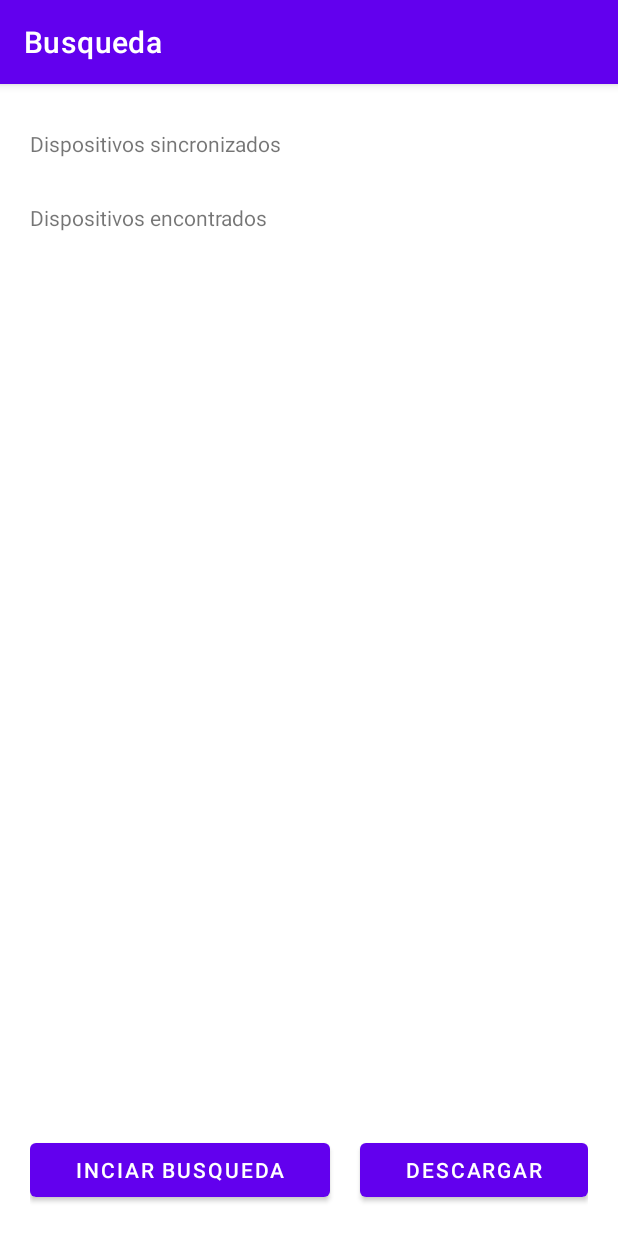
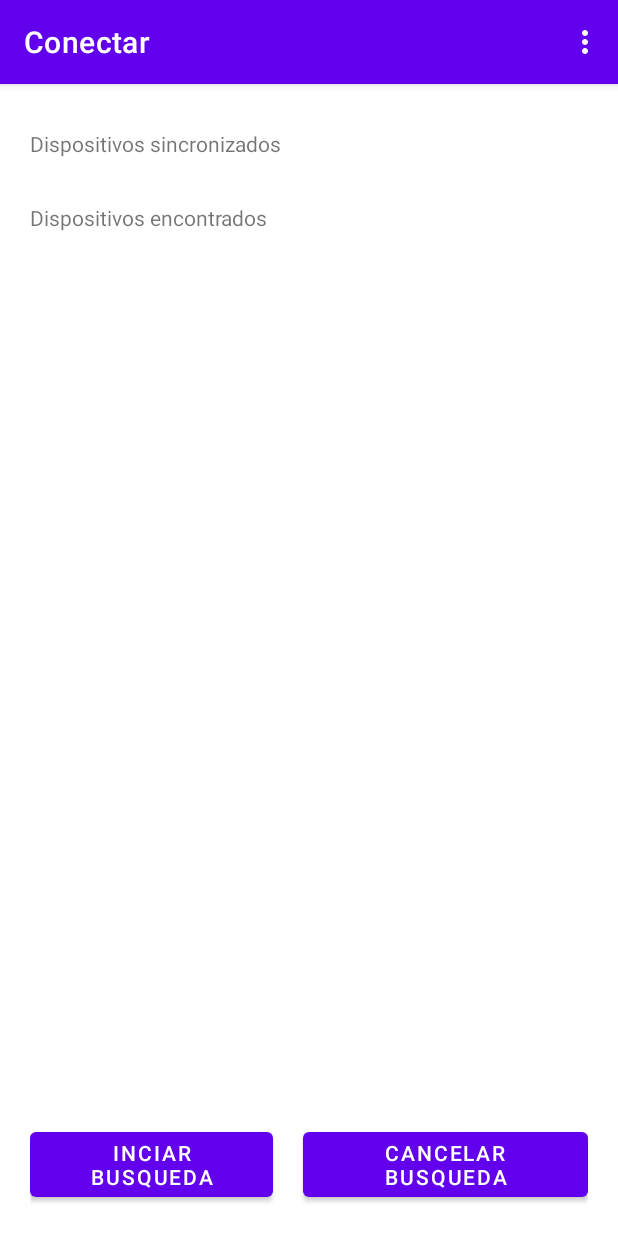
Before and after one commit to AlejandraCastillo/MedidorBluetooth, an Android app: the screen it shows after launch (MainActivity), on a phone screen of 412 x 824 dp. Run offline under Robolectric (Android 15) with nearby library versions, the phone set to English and light mode, and no system bars.

Commit message:
Pagina de descargas creada

```diff
--- a/app/src/main/AndroidManifest.xml
+++ b/app/src/main/AndroidManifest.xml
@@ -14,8 +14,10 @@
         android:roundIcon="@mipmap/ic_launcher_round"
         android:supportsRtl="true"
         android:theme="@style/Theme.JavaBlue">
-        <activity android:name=".MessageReceiver"
-            android:screenOrientation="landscape"/>
+        <activity android:name=".Download"></activity>
+        <activity
+            android:name=".MessageReceiver"
+            android:screenOrientation="landscape" />
         <activity android:name=".NoBluetooth" />
         <activity android:name=".MainActivity">
             <intent-filter>
--- a/app/src/main/java/com/icat/javablue/MainActivity.java
+++ b/app/src/main/java/com/icat/javablue/MainActivity.java
@@ -1,5 +1,6 @@
 package com.icat.javablue;
 
+import androidx.annotation.NonNull;
 import androidx.appcompat.app.AppCompatActivity;
 import androidx.core.app.ActivityCompat;
 import androidx.core.content.ContextCompat;
@@ -11,59 +12,63 @@ import android.content.IntentFilter;
 import android.content.pm.PackageManager;
 import android.os.Bundle;
 import android.util.Log;
+import android.view.Menu;
+import android.view.MenuInflater;
+import android.view.MenuItem;
 import android.view.View;
 import android.widget.ListView;
 
 import com.icat.javablue.buetooth_utils.BluetoothService;
-import com.icat.javablue.database.SQLiteActions;
 
 public class MainActivity extends AppCompatActivity {
+
     // Debugging
     private static final String TAG = "MainActivity";
 
-    //Servicios
+    //Views
+    private ListView lvDiscoveryDevices;
+    private ListView lvPairedDevices;
+
+    //Bluetooth
     private BluetoothService bluetoothService;
 
-    //Constantes
-    private static final int REQUEST_ENABLE_BT = 1, REQUEST_COARSE_LOC = 2;
+    //Request
+    private static final int REQUEST_ENABLE_BT = 1;
+    private static final int REQUEST_COARSE_LOC = 2;
 
-    //Vistas
-    private ListView lvDiscoveryDevices;
 
     @Override
     protected void onCreate(Bundle savedInstanceState) {
         super.onCreate(savedInstanceState);
         setContentView(R.layout.activity_main);
-
-        getSupportActionBar().setTitle("Busqueda");
+        getSupportActionBar().setTitle("Conectar");
 
         //Inicializar las Views
-        ListView lvPairedDevices = findViewById(R.id.lv_pairedDevices);
+        lvPairedDevices = findViewById(R.id.lv_pairedDevices);
         lvDiscoveryDevices = findViewById(R.id.lv_discoveryDevices);
 
-        //El estado del Adaptador
+        //Adaptador de Bluetooth
         bluetoothService = new BluetoothService(this);
-
-        switch (bluetoothService.bluetoothAdapterState()){
-            case 0:
+        switch (bluetoothService.bluetoothAdapterState()) {
+            case BluetoothService.BLUETOOTH_ADAPTER_DONT_EXIST:
                 Intent intent0 = new Intent(this, NoBluetooth.class);
                 startActivity(intent0);
                 break;
-            case 1:
+            case BluetoothService.BLUETOOTH_ADAPTER_IS_DISABLE:
                 Intent intent1 = new Intent(BluetoothAdapter.ACTION_REQUEST_ENABLE);
                 startActivityForResult(intent1, REQUEST_ENABLE_BT);
                 break;
         }
 
         //Obtener otros permisos necesarios
-        if(ContextCompat.checkSelfPermission(this, Manifest.permission.ACCESS_COARSE_LOCATION)
-                != PackageManager.PERMISSION_GRANTED){
+        if (ContextCompat.checkSelfPermission(this, Manifest.permission.ACCESS_COARSE_LOCATION)
+                != PackageManager.PERMISSION_GRANTED) {
             ActivityCompat.requestPermissions(this,
                     new String[]{Manifest.permission.ACCESS_COARSE_LOCATION}, REQUEST_COARSE_LOC);
         }
 
         //Obtener la lista de dispositivos sincronizados
-        if(bluetoothService.getPairedDevices()){
+        if (bluetoothService.getPairedDevices()) {
             lvPairedDevices.setAdapter(bluetoothService.adapterPairedDevices);
         }
 
@@ -83,21 +88,35 @@ public class MainActivity extends AppCompatActivity {
 
     }
 
-    /* Metodo onClick para iniciar la búsqueda de dispositivos
-    *  Este metodo refresca la lista de dispositivos sincronizados
-    *  y actualiza la lista de dispositivos encontrados */
-    public void onClickSearch(View view){
+    @Override
+    public boolean onCreateOptionsMenu(Menu menu) {
+        MenuInflater inflater = getMenuInflater();
+        inflater.inflate(R.menu.menu_descargar, menu);
+        return super.onCreateOptionsMenu(menu);
+    }
+
+    @Override
+    public boolean onOptionsItemSelected(@NonNull MenuItem item) {
+        Intent intent;
+        switch (item.getItemId()) {
+            case R.id.m_descargar:
+                intent = new Intent(this, Download.class);
+                startActivity(intent);
+                return true;
+        }
+        return super.onOptionsItemSelected(item);
+    }
+
+
+    public void onClickSearch(View view) {
         bluetoothService.startDiscovery();
-//        if(bluetoothService.getPairedDevices()){
-//            lvPairedDevices.setAdapter(bluetoothService.adapterPairedDevices);
-//        }
         lvDiscoveryDevices.setAdapter(bluetoothService.adapterDiscoveryDevices);
     }
 
-    /* Metodo onClick para cancelar la búsqueda de dispositivos */
-//    public void onClickCancel(View view){
-//        bluetoothService.cancelDiscovery();
-//    }
+
+    public void onClickCancel(View view) {
+        bluetoothService.cancelDiscovery();
+    }
 
 
     @Override
@@ -113,8 +132,4 @@ public class MainActivity extends AppCompatActivity {
         //Se elimina el resgistro del broadcast al destruir el Activity
         unregisterReceiver(bluetoothService.receiver);
     }
-
-    public void onClickDescaragr(View view) {
-        SQLiteActions actions = new SQLiteActions(this);
-    }
 }
--- a/app/src/main/java/com/icat/javablue/NoBluetooth.java
+++ b/app/src/main/java/com/icat/javablue/NoBluetooth.java
@@ -3,8 +3,12 @@ package com.icat.javablue;
 import androidx.appcompat.app.AppCompatActivity;
 
 import android.os.Bundle;
+import android.util.Log;
 
 public class NoBluetooth extends AppCompatActivity {
+
+    // Debugging
+    private static final String TAG = "NoBluetooth";
 
     @Override
     protected void onCreate(Bundle savedInstanceState) {
--- a/app/src/main/java/com/icat/javablue/buetooth_utils/BluetoothService.java
+++ b/app/src/main/java/com/icat/javablue/buetooth_utils/BluetoothService.java
@@ -30,26 +30,19 @@ public class BluetoothService {
 
     //Parametros
     private Context context;
-
-    /**
-     * ArrayAdapter pata la lista de dispositivos Sincronizados
-     */
     public ArrayAdapter<String> adapterPairedDevices;
-
-    /**
-     * ArrayAdapter para la lista de dispositivos encontrados
-     */
     public ArrayAdapter<String> adapterDiscoveryDevices;
 
     //Constantes para las listas de dispositivos
     public static final int PAIRED_DEVICES = 1;
     public static final int DISCOVERY_DEVICES=2;
 
+    //Estados del adaptador de BT
+    public static final int BLUETOOTH_ADAPTER_DONT_EXIST = 0;
+    public static final int BLUETOOTH_ADAPTER_IS_DISABLE = 1;
+    public static final int BLUETOOTH_ADAPTER_IS_ENABLE=2;
 
-    /**
-     * Constructor de la clase
-     * @param context Es el contexto de la actividad desde la que se le manda a llamar.
-     */
+
     public BluetoothService(Context context){
         adapterPairedDevices = new ArrayAdapter<>(context, android.R.layout.simple_list_item_1);
         adapterDiscoveryDevices = new ArrayAdapter<>(context, android.R.layout.simple_list_item_1);
@@ -57,10 +50,6 @@ public class BluetoothService {
         this.context = context;
     }
 
-    /**
-     * Broadcast para la busqueda de dispositivos
-     * Es necesario registrarlo en el Activity en el que se implemente
-     * */
     public final BroadcastReceiver receiver = new BroadcastReceiver() {
         public void onReceive(Context context, Intent intent) {
             String action = intent.getAction();
@@ -84,48 +73,22 @@ public class BluetoothService {
         }
     };
 
-    /**
-     * Metodo que crea un IntentFilter para registar el broadcast
-     * */
-    public IntentFilter getBroadcastIntent(
-//            boolean ACTION_FOUND,
-//            boolean ACTION_DISCOVERY_STARTED,
-//            boolean ACTION_DISCOVERY_FINISHED
-    ) {
+    public IntentFilter getBroadcastIntent() {
         IntentFilter filter = new IntentFilter();
         filter.addAction(BluetoothDevice.ACTION_FOUND);
         filter.addAction(BluetoothAdapter.ACTION_DISCOVERY_STARTED);
         filter.addAction(BluetoothAdapter.ACTION_DISCOVERY_FINISHED);
-
-//        if (ACTION_FOUND)
-//            filter.addAction(BluetoothDevice.ACTION_FOUND);
-//        if(ACTION_DISCOVERY_STARTED) {
-//            filter.addAction(BluetoothAdapter.ACTION_DISCOVERY_STARTED);
-//        }
-//        if(ACTION_DISCOVERY_FINISHED) {
-//            filter.addAction(BluetoothAdapter.ACTION_DISCOVERY_FINISHED);
-//        }
         return filter;
     }
 
-    /**
-     * Metodo que indica el estado del Adaptador de Bluetooth
-     * @return 0 - El adaptador no existe, 1 - El adaptador no esta habilitado, 2 - El adaptador esta habilitado
-     */
     public int bluetoothAdapterState(){
         if(bluetoothAdapter == null)
-            return 0;
+            return BLUETOOTH_ADAPTER_DONT_EXIST;
         if (!bluetoothAdapter.isEnabled())
-            return 1;
-        return 2;
+            return BLUETOOTH_ADAPTER_IS_DISABLE;
+        return BLUETOOTH_ADAPTER_IS_ENABLE;
     }
 
-    /**
-     * Metodo que obtiene la lista de dispositivos sincronizados
-     * Almacena los dispositivos en pairedDevices y pasa los nombres
-     * de los dispositivos a adapterPairedDevices
-     * @return Retorna true si se encontraron dispositivos sincronizados
-     * */
     public boolean getPairedDevices(){
         Set<BluetoothDevice> sPairedDevices = bluetoothAdapter.getBondedDevices();
         adapterPairedDevices.clear();
@@ -139,10 +102,6 @@ public class BluetoothService {
         return pairedDevices.size() > 0;
     }
 
-    /**
-     * Metodo que inicia la busqueda de dispositivos
-     * Almacena los dispositivos encontrados en discoveryDevices
-     * y pasa los nombres de los dispositivos a adapterDiscoveryDevices */
     public void startDiscovery(){
         bluetoothAdapter.cancelDiscovery();
         adapterDiscoveryDevices.clear();
@@ -150,12 +109,6 @@ public class BluetoothService {
         bluetoothAdapter.startDiscovery();
     }
 
-    /**
-     * Metodo que devielve el dispositivo indicado
-     * @param list Lista de la que se desea obtener el dispositivo
-     * @param position posicion del dispositivo en la lista
-     * @return
-     */
     public BluetoothDevice getDevice(int list, int position){
         BluetoothDevice device;
         switch (list){
@@ -171,19 +124,10 @@ public class BluetoothService {
         return device;
     }
 
-    /**
-     * Metodo para cancelar la busqueda de dispositivos
-     */
     public void cancelDiscovery(){
         bluetoothAdapter.cancelDiscovery();
     }
 
-    /**
-     * Metodo para conectarsea un disposotivo
-     * Este metodo creara un objeto de tipo ConnectClientDevice desde el
-     * cual se administrara la coneccion del dispositivo indicado
-     * @param device Dispositivo al cual se pretende conectarse
-     */
     public void createConection(BluetoothDevice device){
         bluetoothAdapter.cancelDiscovery();
         clientConnection = new ConnectService(device, context);
--- /dev/null
+++ b/app/src/main/res/drawable/ic_descargar.xml
@@ -0,0 +1,10 @@
+<vector xmlns:android="http://schemas.android.com/apk/res/android"
+    android:width="24dp"
+    android:height="24dp"
+    android:viewportWidth="24"
+    android:viewportHeight="24"
+    android:tint="?attr/colorControlNormal">
+  <path
+      android:fillColor="@android:color/white"
+      android:pathData="M19,9h-4V3H9v6H5l7,7 7,-7zM5,18v2h14v-2H5z"/>
+</vector>
--- a/app/src/main/res/layout/activity_main.xml
+++ b/app/src/main/res/layout/activity_main.xml
@@ -56,16 +56,6 @@
         app:layout_constraintEnd_toEndOf="parent"
         app:layout_constraintStart_toStartOf="parent">
 
-        <!--        <ProgressBar-->
-        <!--            android:id="@+id/progressBar"-->
-        <!--            style="?android:attr/progressBarStyle"-->
-        <!--            android:layout_width="wrap_content"-->
-        <!--            android:layout_height="wrap_content"-->
-        <!--            tools:layout_editor_absoluteX="181dp"-->
-        <!--            android:layout_margin="20dp"-->
-        <!--            android:layout_gravity="center"-->
-        <!--            tools:layout_editor_absoluteY="596dp" />-->
-
         <LinearLayout
             android:layout_width="match_parent"
             android:layout_height="wrap_content"
@@ -81,22 +71,13 @@
                 android:text="@string/startSearch" />
 
             <Button
-                android:id="@+id/b_descaragar"
+                android:id="@+id/b_cancelSearch"
                 android:layout_width="wrap_content"
                 android:layout_height="wrap_content"
                 android:layout_marginStart="10dp"
                 android:layout_weight="1"
-                android:onClick="onClickDescaragr"
-                android:text="Descargar" />
-
-<!--            <Button-->
-<!--                android:id="@+id/b_cancelSearch"-->
-<!--                android:layout_width="wrap_content"-->
-<!--                android:layout_height="wrap_content"-->
-<!--                android:layout_marginStart="10dp"-->
-<!--                android:layout_weight="1"-->
-<!--                android:onClick="onClickCancel"-->
-<!--                android:text="@string/cancelSearch" />-->
+                android:onClick="onClickCancel"
+                android:text="@string/cancelSearch" />
 
         </LinearLayout>
 
--- /dev/null
+++ b/app/src/main/res/menu/menu_descargar.xml
@@ -0,0 +1,9 @@
+<?xml version="1.0" encoding="utf-8"?>
+<menu xmlns:android="http://schemas.android.com/apk/res/android">
+
+    <item
+        android:id="@+id/m_descargar"
+        android:title="Descargas"
+        android:icon="@drawable/ic_descargar"/>
+
+</menu>
```
Also changed, not shown: app/src/main/java/com/icat/javablue/Download.java (added, +116 -0 lines), app/src/main/java/com/icat/javablue/MessageReceiver.java (+14 -24 lines), app/src/main/java/com/icat/javablue/database/SQLiteActions.java (+35 -16 lines), app/src/main/java/com/icat/javablue/database/TablaDatos.java (+11 -22 lines), app/src/main/java/com/icat/javablue/database/TablaGrupo.java (added, +28 -0 lines), app/src/main/res/drawable/ic_bluetooth.xml (added, +10 -0 lines), app/src/main/res/layout/activity_aux.xml (deleted, +0 -125 lines), app/src/main/res/layout/activity_download.xml (added, +15 -0 lines), app/src/main/res/menu/menu_conectar.xml (added, +9 -0 lines).
